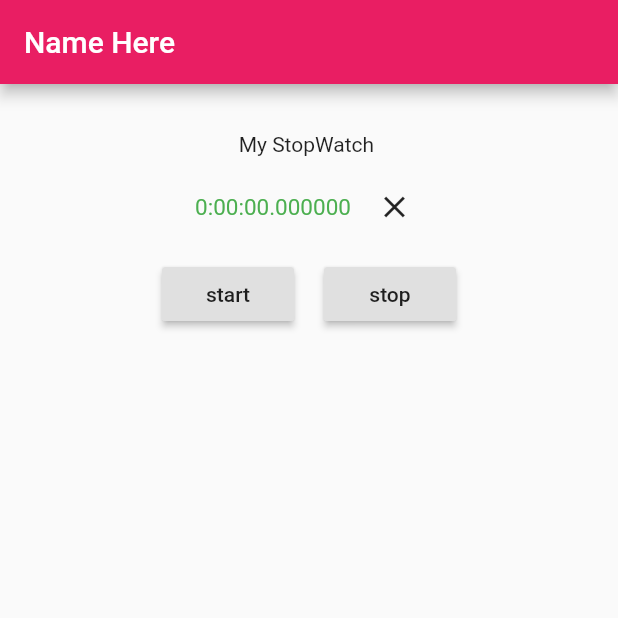
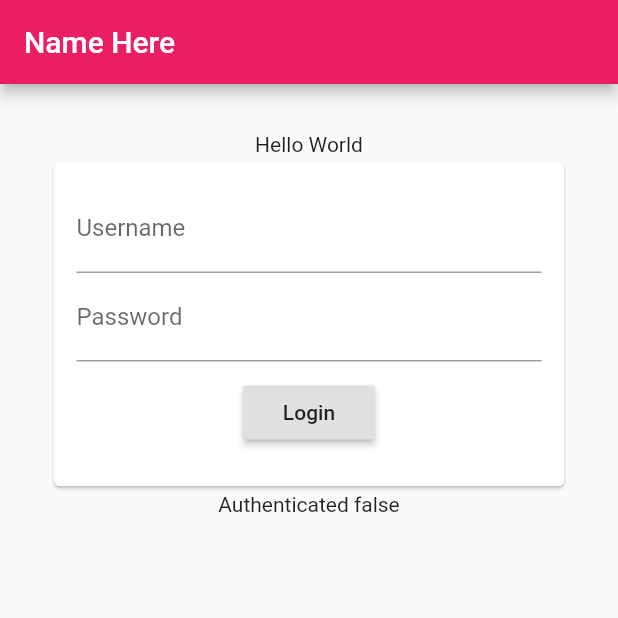
Before and after one commit to Sheshank-Srivastava/LearningFlutter, a Flutter app: the screen it shows after launch, on a phone screen of 412 x 824 dp, the top half of it. Run offline on Flutter 3.47's test engine with Material 2 defaults, Android fonts, the phone set to English and light mode, and no system bars.

Commit message:
child to parent

```diff
--- a/lib/TimerCounter.dart
+++ /dev/null
@@ -1,76 +0,0 @@
-import 'package:flutter/material.dart';
-import 'dart:async';
-import 'timedisplay.dart';
-
-class TimeCounter extends StatefulWidget {
-  @override
-  _TimeCounterState createState() => new _TimeCounterState();
-}
-
-class _TimeCounterState extends State<TimeCounter> {
-  Stopwatch _watch;
-  Timer _timer;
-  Duration _duration;
-
-  void _onStart() {
-    setState(() {
-      _watch = new Stopwatch();
-      _timer = new Timer.periodic(new Duration(milliseconds: 250),_onTimeOut);
-    });
-    _watch.start();
-  }
-
-  void _onStop() {
-    _timer.cancel();
-    _watch.stop();
-  }
-
-  void _onTimeOut(Timer timer) {
-    if(!_watch.isRunning) return;
-    setState(() {
-      _duration = _watch.elapsed;
-    });
-  }
-
-  void _onClear(Duration value) {
-    setState(() {
-      _duration = new Duration();
-    });
-  }
-
-  @override
-  void initState() {
-    // TODO: implement initState
-    _duration = new Duration();
-  }
-
-  @override
-  Widget build(BuildContext context) {
-    return new Container(
-      padding: new EdgeInsets.all(10.0),
-      child: new Center(
-          child: new Column(
-        children: [
-          new TimeDisplay(
-            color: Colors.red,
-            duration: _duration,
-            onClear: _onClear,
-          ),
-          new Row(
-            mainAxisAlignment: MainAxisAlignment.center,
-            children: [
-              new Padding(
-                padding: new EdgeInsets.all(10.0),
-                child: new RaisedButton(onPressed: _onStart,child:new Text('start')),
-              ),
-              new Padding(
-                padding: new EdgeInsets.all(10.0),
-                child: new RaisedButton(onPressed: _onStop,child:new Text('stop')),
-              )
-            ],
-          )
-        ],
-      )),
-    );
-  }
-}
--- /dev/null
+++ b/lib/authenticator.dart
@@ -0,0 +1,61 @@
+import 'package:flutter/material.dart';
+
+class Authenticator extends StatefulWidget {
+  Authenticator({Key key, this.onAuthenticated});
+
+  final ValueChanged<bool> onAuthenticated;
+
+  @override
+  _AuthenticatorState createState() =>
+      new _AuthenticatorState(onAuthenticted: onAuthenticated);
+}
+
+class _AuthenticatorState extends State<Authenticator> {
+  _AuthenticatorState({Key key, this.onAuthenticted});
+
+  TextEditingController _user;
+  TextEditingController _pass;
+
+  final ValueChanged<bool> onAuthenticted;
+
+  void onPressed() {
+    if (_user.text != 'user' || _pass.text != '1234') {
+      onAuthenticted(false);
+    } else {
+      onAuthenticted(true);
+    }
+  }
+
+  @override
+  void initState() {
+    _pass = new TextEditingController();
+    _user = new TextEditingController();
+  }
+
+  @override
+  Widget build(BuildContext context) {
+    return new Card(
+      child: new Padding(
+        padding: new EdgeInsets.all(15.0),
+        child: new Column(
+          children: [
+            new TextField(
+              controller: _user,
+              decoration: new InputDecoration(labelText: 'Username'),
+            ),
+            new TextField(
+              controller: _pass,
+              decoration: new InputDecoration(labelText: 'Password'),
+              obscureText: true,
+            ),
+            new Padding(
+              padding: new EdgeInsets.all(10.0),
+              child: new RaisedButton(
+                  onPressed: onPressed, child: new Text('Login')),
+            )
+          ],
+        ),
+      ),
+    );
+  }
+}
--- a/lib/main.dart
+++ b/lib/main.dart
@@ -1,5 +1,5 @@
 import 'package:flutter/material.dart';
-import 'TimerCounter.dart';
+import 'authenticator.dart';
 void main() {
   runApp(new MaterialApp(
     home: new MyApp(),
@@ -12,20 +12,33 @@ class MyApp extends StatefulWidget {
 }
 
 class _State extends State<MyApp> {
+  bool _isAuthenticated;
+
+  void _onAuthenticated(bool value){
+    setState(() {
+      _isAuthenticated = value;
+    });
+  }
   @override
-  Widget build(BuildContext context) {
+  void initState() {
+    // TODO: implement initState
+    _isAuthenticated = false;
+  }
+  @override
+  Widget build(BuildContext context){
     return new Scaffold(
       appBar: new AppBar(
         title: new Text('Name Here'),
         backgroundColor: Colors.pink,
       ),
       body: new Container(
-        padding: new EdgeInsets.all(32.0),
+        padding:  new EdgeInsets.all(32.0),
         child: new Center(
           child: new Column(
             children: <Widget>[
-              new Text('My StopWatch '),
-              new TimeCounter(),
+              new Text('Hello World'),
+              new Authenticator(onAuthenticated: _onAuthenticated,),
+              new Text('Authenticated $_isAuthenticated')
             ],
           ),
         ),
--- a/lib/timedisplay.dart
+++ /dev/null
@@ -1,32 +0,0 @@
-import 'package:flutter/material.dart';
-
-class TimeDisplay extends StatelessWidget {
-  TimeDisplay({Key key, Color this.color, Duration this.duration, this.onClear})
-      : super(key: key);
-  Duration duration = new Duration();
-  Color color = Colors.green;
-  final ValueChanged<Duration> onClear;
-
-  void _onCLicked() {
-    onClear(duration);
-  }
-
-  @override
-  Widget build(BuildContext context) {
-    // TODO: implement build
-
-    return new Row(
-      mainAxisAlignment: MainAxisAlignment.center,
-      children: <Widget>[
-        new Padding(
-          padding: new EdgeInsets.all(5.0),
-          child: new Text(
-            duration.toString(),
-            style: new TextStyle(fontSize: 15.0, color: color),
-          ),
-        ),
-        new IconButton(icon: new Icon(Icons.clear), onPressed: _onCLicked),
-      ],
-    );
-  }
-}
```
